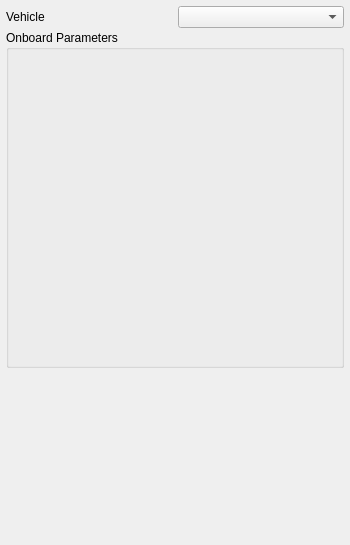
Before: the Qt Designer form src/ui/ParameterInterface.ui in mavlink/qgroundcontrol, drawn with Qt 5.
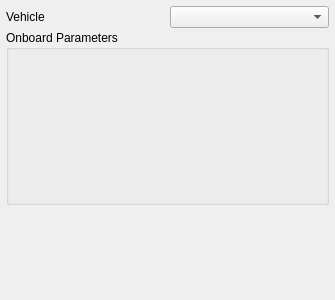
After: the same form once the commit is applied.

```diff
--- a/src/ui/ParameterInterface.ui
+++ b/src/ui/ParameterInterface.ui
@@ -6,8 +6,8 @@
    <rect>
     <x>0</x>
     <y>0</y>
-    <width>350</width>
-    <height>545</height>
+    <width>335</width>
+    <height>300</height>
    </rect>
   </property>
   <property name="windowTitle">
```
